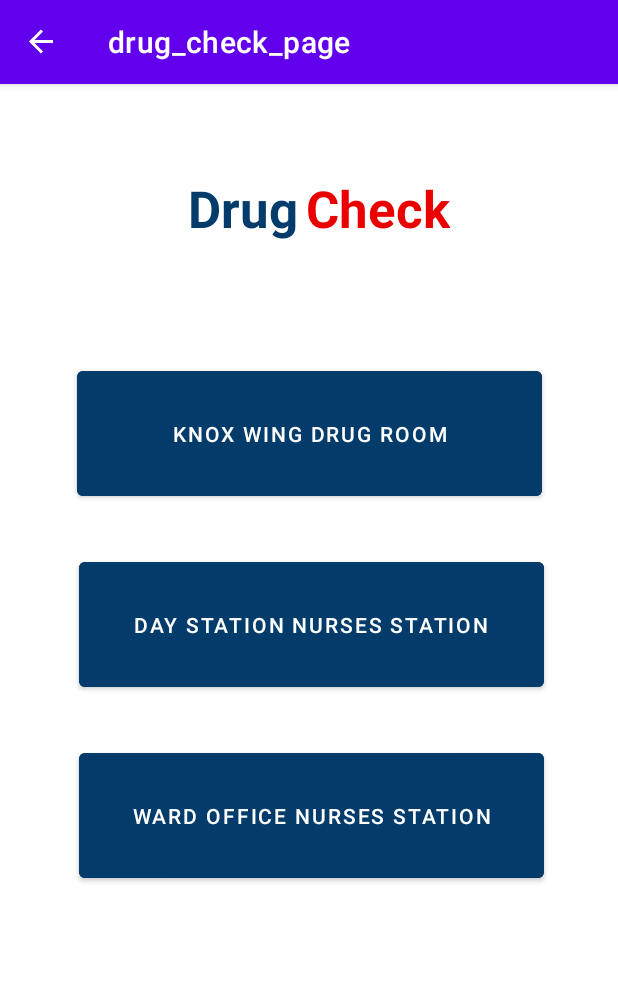
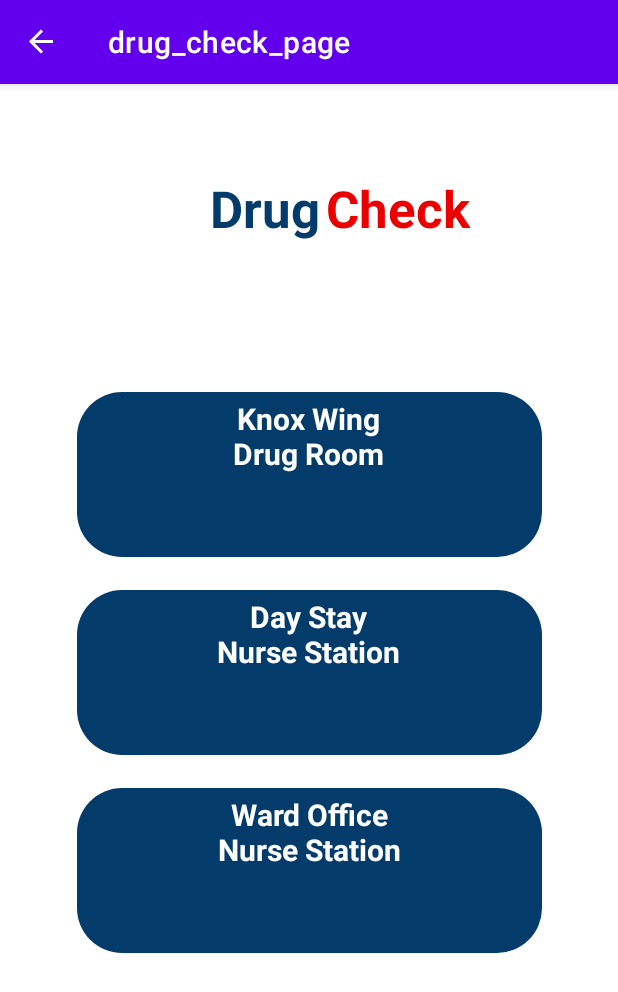
Before and after one commit to Egor-Leleka/Mediphix-MobileApp, an Android app: the DrugCheck screen opened through its navigation route, on a phone screen of 412 x 824 dp. Shown: the top 992 px of the screen. Run offline under Robolectric (Android 15) with nearby library versions, the phone set to English and light mode, and no system bars; our stand-ins replace Firebase (no records; nobody signed in at launch, a user with empty details on screens opened directly), navigation-ui.

Commit message:
1. Check room, Drug check, Save Message and Drug check Finalize UI changes 2. Fixed some issues on Manage check and check history pages

```diff
--- a/app/src/main/java/com/example/mediphix_app/DrugCheck.kt
+++ b/app/src/main/java/com/example/mediphix_app/DrugCheck.kt
@@ -4,12 +4,15 @@ import android.os.Bundle
 import android.view.LayoutInflater
 import android.view.View
 import android.view.ViewGroup
+import android.widget.Toast
 import androidx.fragment.app.Fragment
 import androidx.navigation.fragment.findNavController
 import com.example.mediphix_app.databinding.DrugCheckPageBinding
+import com.google.firebase.database.*
 
 class DrugCheck : Fragment(R.layout.drug_check_page) {
     private lateinit var binding: DrugCheckPageBinding
+    private lateinit var database: DatabaseReference
 
     override fun onCreateView(
         inflater: LayoutInflater, container: ViewGroup?,
@@ -17,7 +20,80 @@ class DrugCheck : Fragment(R.layout.drug_check_page) {
     ): View {
         // Inflate the layout for this fragment
         binding = DrugCheckPageBinding.inflate(inflater, container, false)
+
+        database = FirebaseDatabase.getInstance().getReference("Checks")
+
+        // Query to order checks by checkDate
+        database.orderByChild("checkDate").addListenerForSingleValueEvent(object : ValueEventListener {
+            override fun onDataChange(dataSnapshot: DataSnapshot) {
+
+                val latestCheck = filterChecksByLocation(dataSnapshot, "Knox Wing").lastOrNull()
+                latestCheck?.let { check ->
+                    binding.knoxTextView.text = "Last check: ${check.checkDate.toString()} \n Done by: ${check.nurse_first_name.toString().capitalizeFirstLetter()} ${check.nurse_last_name.toString().capitalizeFirstLetter()}"
+                }
+
+                val latestCheck1 = filterChecksByLocation(dataSnapshot, "Day Stay").lastOrNull()
+                latestCheck1?.let { check ->
+                    binding.dayTextView.text = "Last check: ${check.checkDate.toString()} \n Done by: ${check.nurse_first_name.toString().capitalizeFirstLetter()} ${check.nurse_last_name.toString().capitalizeFirstLetter()}"
+                }
+
+                val latestCheck2 = filterChecksByLocation(dataSnapshot, "Ward Office").lastOrNull()
+                latestCheck2?.let { check ->
+                    binding.wardTextView.text = "Last check: ${check.checkDate.toString()} \n Done by: ${check.nurse_first_name.toString().capitalizeFirstLetter()} ${check.nurse_last_name.toString().capitalizeFirstLetter()}"
+                }
+            }
+
+            override fun onCancelled(databaseError: DatabaseError) {
+                // Handle error
+            }
+        })
+
         return binding.root
+    }
+
+    fun String.capitalizeFirstLetter(): String {
+        if (this.isEmpty()) return this
+        return this.replaceFirstChar { if (it.isLowerCase()) it.titlecase() else it.toString() }
+    }
+
+    fun filterChecksByLocation(dataSnapshot: DataSnapshot, locationFilter: String): List<Checks> {
+        val checksList = mutableListOf<Checks>()
+
+        dataSnapshot.children.forEach { snapshot ->
+            // Extract the storage location from the key if the format allows
+            val parts = snapshot.key?.split(" - ") ?: listOf()
+            if (parts.size >= 3) {
+                val storageLocation = parts[2]
+                if (storageLocation.equals(locationFilter, ignoreCase = true)) {
+                    // Manually parse the Checks object
+                    val regNumber = snapshot.child("regNumber").value as String? ?: ""
+                    val nurseFirstName = snapshot.child("nurse_first_name").value as String? ?: ""
+                    val nurseLastName = snapshot.child("nurse_last_name").value as String? ?: ""
+                    val storageLocation = snapshot.child("storage_Location").value as String? ?: ""
+                    val checkDate = snapshot.child("checkDate").value as String? ?: ""
+                    val imageUrl = snapshot.child("imageUrl").value as String? ?: ""
+
+                    // Parse the drugList
+                    val drugsSnapshot = snapshot.child("drugList")
+                    val drugList = mutableListOf<Drugs>()
+                    drugsSnapshot.children.forEach { drugSnapshot ->
+                        val name = drugSnapshot.child("name").value as String? ?: ""
+                        val id = drugSnapshot.child("id").value as String? ?: ""
+                        val drugType = drugSnapshot.child("drugType").value as String? ?: ""
+                        val securityType = drugSnapshot.child("securityType").value as String? ?: ""
+                        val storageLocationDrug = drugSnapshot.child("storageLocation").value as String? ?: ""
+                        val expiryDate = drugSnapshot.child("expiryDate").value as String? ?: ""
+                        val drugLabel = drugSnapshot.child("drugLabel").value as Long? ?: 1L
+
+                        drugList.add(Drugs(name, id, drugType, securityType, storageLocationDrug, expiryDate, drugLabel))
+                    }
+
+                    checksList.add(Checks(regNumber, nurseFirstName, nurseLastName, storageLocation, checkDate, imageUrl, drugList))
+                }
+            }
+        }
+
+        return checksList
     }
 
     override fun onViewCreated(view: View, savedInstanceState: Bundle?) {
@@ -26,6 +102,8 @@ class DrugCheck : Fragment(R.layout.drug_check_page) {
         binding.knoxWingDrugRoomBtn.setOnClickListener {
             val nurseApp = requireActivity().application as MedTrack
             nurseApp.selectedRoomForCheck = "Knox Wing"
+
+
 
             val action = DrugCheckDirections.actionDrugCheckToDrugCheckRoom()
             findNavController().navigate(action)
--- a/app/src/main/java/com/example/mediphix_app/DrugCheckRoom.kt
+++ b/app/src/main/java/com/example/mediphix_app/DrugCheckRoom.kt
@@ -63,8 +63,9 @@ class DrugCheckRoom : Fragment(R.layout.drug_check_room_page) {
 
         val medTrack = requireActivity().application as MedTrack
         var roomDrugList = medTrack.roomDrugList
-        var selectedRoomForCheck = medTrack.selectedRoomForCheck.toString().uppercase()
-        binding.roomName.text = "DRUG CHECK - $selectedRoomForCheck"
+        var selectedRoomForCheck = medTrack.selectedRoomForCheck.toString()
+        binding.roomName.text = selectedRoomForCheck.split(" ")[0]
+        binding.roomNam3.text = selectedRoomForCheck.split(" ")[1]
 
         database.addListenerForSingleValueEvent(object : ValueEventListener {
             override fun onDataChange(dataSnapshot: DataSnapshot) {
--- a/app/src/main/res/layout/drug_check_page.xml
+++ b/app/src/main/res/layout/drug_check_page.xml
@@ -10,15 +10,11 @@
         android:layout_width="match_parent"
         android:layout_height="match_parent">
 
-        <!-- List of Drugs Button -->
-
-        <!-- Disposed Drugs Button -->
-
         <TextView
             android:id="@+id/textView"
             android:layout_width="wrap_content"
             android:layout_height="wrap_content"
-            android:layout_marginStart="125dp"
+            android:layout_marginStart="140dp"
             android:layout_marginTop="60dp"
             android:text="Drug"
             android:textColor="@color/mediphix_darkblue"
@@ -31,7 +27,7 @@
             android:id="@+id/textView6"
             android:layout_width="wrap_content"
             android:layout_height="wrap_content"
-            android:layout_marginStart="5dp"
+            android:layout_marginStart="4dp"
             android:layout_marginTop="60dp"
             android:text="Check"
             android:textColor="@color/mediphix_red"
@@ -40,47 +36,126 @@
             app:layout_constraintStart_toEndOf="@+id/textView"
             app:layout_constraintTop_toTopOf="parent" />
 
-        <Button
+        <!-- Manage Checks Button -->
+
+
+        <androidx.constraintlayout.widget.ConstraintLayout
             android:id="@+id/knoxWingDrugRoomBtn"
             android:layout_width="310dp"
-            android:layout_height="95dp"
-            android:layout_marginTop="80dp"
-            android:backgroundTint="@color/mediphix_darkblue"
-            android:text="Knox Wing Drug Room"
-            android:textColor="#FFFFFF"
+            android:layout_height="110dp"
+            android:layout_marginTop="100dp"
+            android:background="@drawable/button_rounded_background"
+            android:orientation="vertical"
+            app:layout_constraintHorizontal_bias="0.504"
             app:layout_constraintLeft_toLeftOf="parent"
             app:layout_constraintRight_toRightOf="parent"
-            app:layout_constraintTop_toBottomOf="@id/textView" />
+            app:layout_constraintTop_toBottomOf="@id/textView">
 
-        <!-- Manage Checks Button -->
+            <TextView
+                android:id="@+id/textView12"
+                android:layout_width="124dp"
+                android:layout_height="51dp"
+                android:layout_marginTop="4dp"
+                android:text="Knox Wing Drug Room"
+                android:textAlignment="center"
+                android:textColor="@color/white"
+                android:textStyle="bold"
+                android:textSize="20sp"
+                app:layout_constraintEnd_toEndOf="parent"
+                app:layout_constraintHorizontal_bias="0.496"
+                app:layout_constraintStart_toStartOf="parent"
+                app:layout_constraintTop_toTopOf="parent" />
 
-        <Button
+            <TextView
+                android:id="@+id/knoxTextView"
+                android:layout_width="wrap_content"
+                android:layout_height="wrap_content"
+                android:text=""
+                android:textColor="@color/white"
+                app:layout_constraintBottom_toBottomOf="parent"
+                app:layout_constraintEnd_toEndOf="parent"
+                app:layout_constraintStart_toStartOf="parent"
+                app:layout_constraintTop_toBottomOf="@+id/textView12" />
+        </androidx.constraintlayout.widget.ConstraintLayout>
+
+        <androidx.constraintlayout.widget.ConstraintLayout
+            android:id="@+id/wardOfficeNursesStationBtn"
+            android:layout_width="310dp"
+            android:layout_height="110dp"
+            android:layout_marginTop="364dp"
+            android:background="@drawable/button_rounded_background"
+            android:orientation="vertical"
+            app:layout_constraintHorizontal_bias="0.504"
+            app:layout_constraintLeft_toLeftOf="parent"
+            app:layout_constraintRight_toRightOf="parent"
+            app:layout_constraintTop_toBottomOf="@id/textView">
+
+            <TextView
+                android:id="@+id/textView14"
+                android:layout_width="145dp"
+                android:layout_height="52dp"
+                android:layout_marginTop="4dp"
+                android:text="Ward Office Nurse Station"
+                android:textStyle="bold"
+                android:textAlignment="center"
+                android:textColor="@color/white"
+                android:textSize="20sp"
+                app:layout_constraintEnd_toEndOf="parent"
+                app:layout_constraintHorizontal_bias="0.496"
+                app:layout_constraintStart_toStartOf="parent"
+                app:layout_constraintTop_toTopOf="parent" />
+
+            <TextView
+                android:id="@+id/wardTextView"
+                android:layout_width="wrap_content"
+                android:layout_height="wrap_content"
+                android:text=""
+                android:textColor="@color/white"
+                app:layout_constraintBottom_toBottomOf="parent"
+                app:layout_constraintEnd_toEndOf="parent"
+                app:layout_constraintStart_toStartOf="parent"
+                app:layout_constraintTop_toBottomOf="@+id/textView14" />
+        </androidx.constraintlayout.widget.ConstraintLayout>
+
+        <androidx.constraintlayout.widget.ConstraintLayout
             android:id="@+id/dayStayNursesStationBtn"
             android:layout_width="310dp"
-            android:layout_height="95dp"
-            android:layout_marginTop="32dp"
-            android:backgroundTint="@color/mediphix_darkblue"
-            android:text="Day Station Nurses Station"
-            android:textColor="#FFFFFF"
-            app:layout_constraintHorizontal_bias="0.514"
+            android:layout_height="110dp"
+            android:layout_marginTop="232dp"
+            android:background="@drawable/button_rounded_background"
+            android:orientation="vertical"
+            app:layout_constraintHorizontal_bias="0.504"
             app:layout_constraintLeft_toLeftOf="parent"
             app:layout_constraintRight_toRightOf="parent"
-            app:layout_constraintTop_toBottomOf="@+id/knoxWingDrugRoomBtn" />
+            app:layout_constraintTop_toBottomOf="@id/textView">
 
-        <Button
-            android:id="@+id/wardOfficeNursesStationBtn"
-            android:layout_width="310dp"
-            android:layout_height="95dp"
-            android:layout_marginTop="32dp"
-            android:backgroundTint="@color/mediphix_darkblue"
-            android:text="Ward Office Nurses Station"
-            android:textColor="#FFFFFF"
-            app:layout_constraintBottom_toBottomOf="parent"
-            app:layout_constraintHorizontal_bias="0.514"
-            app:layout_constraintLeft_toLeftOf="parent"
-            app:layout_constraintRight_toRightOf="parent"
-            app:layout_constraintTop_toBottomOf="@id/dayStayNursesStationBtn"
-            app:layout_constraintVertical_bias="1.0" />
+            <TextView
+                android:id="@+id/textView13"
+                android:layout_width="135dp"
+                android:layout_height="55dp"
+                android:layout_marginTop="4dp"
+                android:text="Day Stay Nurse Station"
+                android:textStyle="bold"
+                android:textAlignment="center"
+                android:textColor="@color/white"
+                android:textSize="20sp"
+                app:layout_constraintEnd_toEndOf="parent"
+                app:layout_constraintHorizontal_bias="0.496"
+                app:layout_constraintStart_toStartOf="parent"
+                app:layout_constraintTop_toTopOf="parent" />
+
+            <TextView
+                android:id="@+id/dayTextView"
+                android:layout_width="wrap_content"
+                android:layout_height="wrap_content"
+                android:text=""
+                android:textColor="@color/white"
+                app:layout_constraintBottom_toBottomOf="parent"
+                app:layout_constraintEnd_toEndOf="parent"
+                app:layout_constraintStart_toStartOf="parent"
+                app:layout_constraintTop_toBottomOf="@+id/textView13" />
+        </androidx.constraintlayout.widget.ConstraintLayout>
+
 
     </androidx.constraintlayout.widget.ConstraintLayout>
 
--- a/app/src/main/res/layout/save_message.xml
+++ b/app/src/main/res/layout/save_message.xml
@@ -41,7 +41,7 @@
         android:text="Drug Check Successfully Completed!"
         android:textAppearance="@style/TextAppearance.AppCompat.Large"
         android:textColor="#FFFFFF"
-        android:textSize="28sp"
+        android:textSize="25sp"
         app:layout_constraintEnd_toEndOf="@id/dialogPanel"
         app:layout_constraintStart_toStartOf="@id/dialogPanel"
         app:layout_constraintTop_toBottomOf="@id/drugLabelImageView" />
```
Also changed, not shown: app/src/main/java/com/example/mediphix_app/CheckHistory.kt (+51 -1 lines), app/src/main/java/com/example/mediphix_app/Checks.kt (+6 -4 lines), app/src/main/java/com/example/mediphix_app/DrugCheckFinalize.kt (+7 -2 lines), app/src/main/java/com/example/mediphix_app/ManageChecks.kt (+16 -14 lines), app/src/main/java/com/example/mediphix_app/checks/ChecksAdapter.kt (+7 -14 lines), app/src/main/res/layout/checks_item.xml (+6 -8 lines), app/src/main/res/layout/drug_check_room_page.xml (+30 -6 lines).
